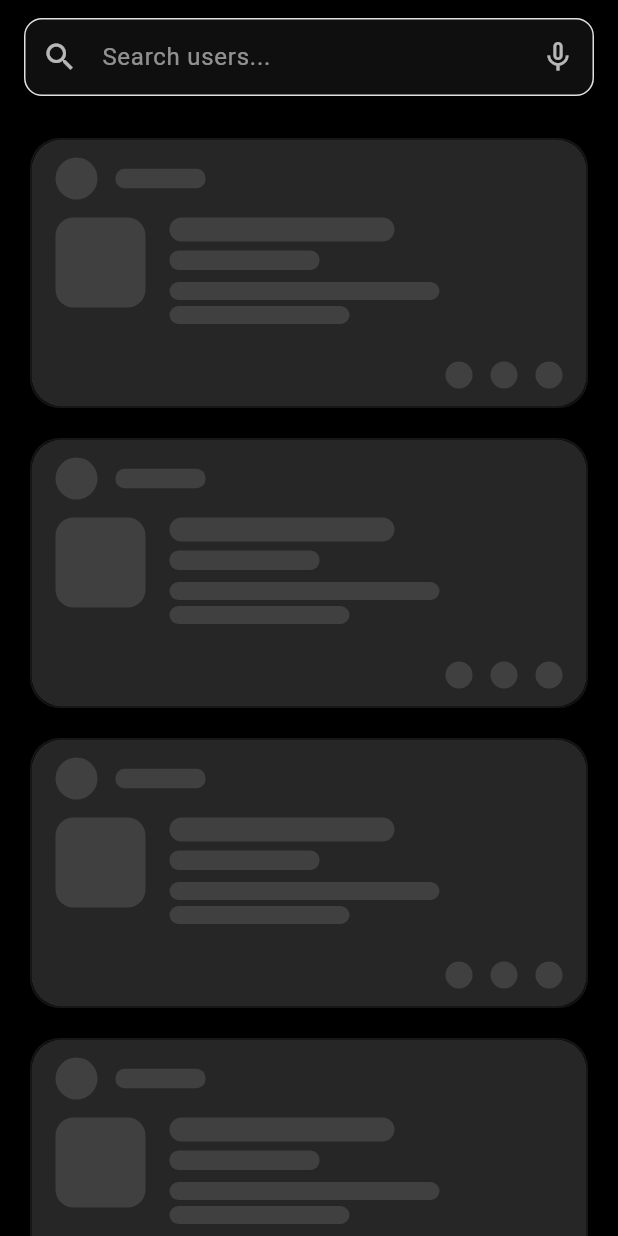
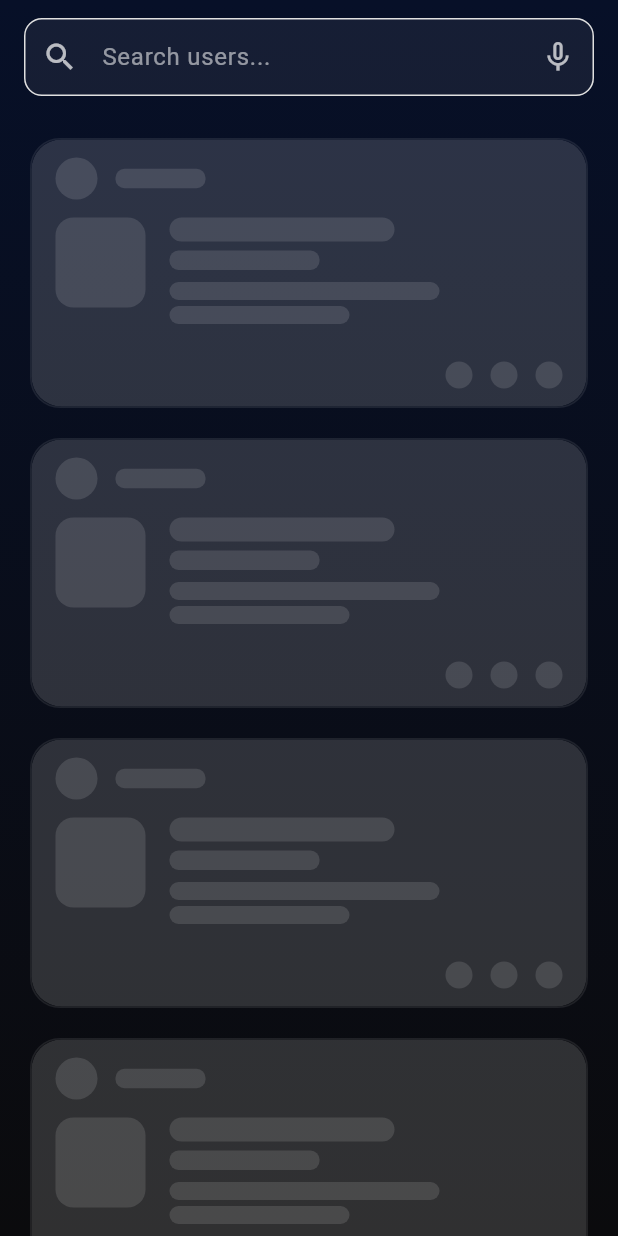
Before and after one commit to SongBuddy/SongBuddy-Frontend, a Flutter app: the SearchFeedScreen screen opened directly, on a phone screen of 412 x 824 dp. Run offline on Flutter 3.47's test engine with Material 3 defaults, Android fonts, the phone set to English and light mode, and no system bars; our stand-ins replace connectivity_plus, flutter_dotenv, flutter_secure_storage, share_plus, speech_to_text; accounts and stored records are empty; network calls fail; statements that could not run were skipped.

Commit message:
feat: Enhanced shimmer effects and search screen background
- Updated shimmer post card to show only username line (60px width)
- Removed time shimmer effect for cleaner appearance
- Added 3 circles for bottom right action buttons
- Extended shimmer animation duration to 3.5 seconds
- Added minimum 2-second display time for shimmer effects
- Changed search screen background to gradient matching home screen
- Fixed syntax error in search screen Container widget
- Improved visual consistency across home and search screens

```diff
--- a/lib/screens/search_feed_screen.dart
+++ b/lib/screens/search_feed_screen.dart
@@ -9,6 +9,7 @@ import 'package:speech_to_text/speech_to_text.dart' as stt;
 import 'package:share_plus/share_plus.dart';
 import 'package:songbuddy/services/backend_service.dart';
 import 'package:songbuddy/providers/auth_provider.dart';
+import 'package:songbuddy/constants/app_colors.dart';
 
 class SearchFeedScreen extends StatefulWidget {
   const SearchFeedScreen({super.key});
@@ -678,10 +679,20 @@ class _SearchFeedScreenState extends State<SearchFeedScreen> {
   @override
   Widget build(BuildContext context) {
     return Scaffold(
-      backgroundColor: Colors.black,
-      body: SafeArea(
-        child: Column(
-          children: [
+      body: Container(
+        decoration: const BoxDecoration(
+          gradient: LinearGradient(
+            begin: Alignment.topCenter,
+            end: Alignment.bottomCenter,
+            colors: [
+              AppColors.darkBackgroundStart,
+              AppColors.darkBackgroundEnd,
+            ],
+          ),
+        ),
+        child: SafeArea(
+          child: Column(
+            children: [
             // Search bar + cancel button
             Row(
               children: [
@@ -763,7 +774,7 @@ class _SearchFeedScreenState extends State<SearchFeedScreen> {
               _buildDiscoveryFeed(),
           ],
         ),
-      ),
+      ),      ),
     );
   }
 }
```
